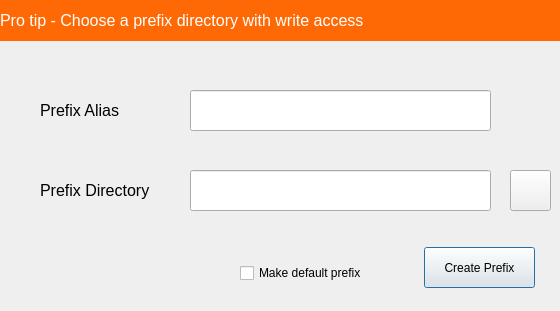
Qt form designer/prefix_config.ui (NinjaComics/pybombs-qtgui) before a commit.
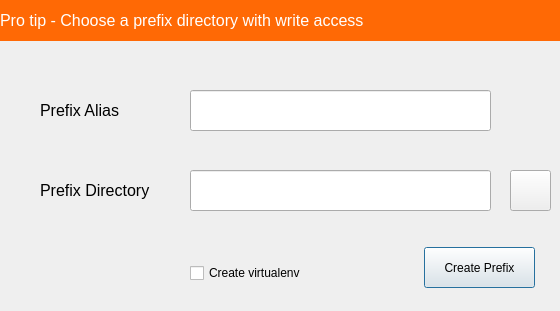
The same form after that commit. Icons and pictures are not drawn.

Commit message: Refine prefix_config dialog

What changed in the file:
```diff
--- a/designer/prefix_config.ui
+++ b/designer/prefix_config.ui
@@ -35,7 +35,7 @@
    <property name="geometry">
     <rect>
      <x>190</x>
-     <y>170</y>
+     <y>90</y>
      <width>301</width>
      <height>41</height>
     </rect>
@@ -45,7 +45,7 @@
    <property name="geometry">
     <rect>
      <x>190</x>
-     <y>90</y>
+     <y>170</y>
      <width>301</width>
      <height>41</height>
     </rect>
@@ -113,19 +113,6 @@
     <string>Create Prefix</string>
    </property>
   </widget>
-  <widget class="QCheckBox" name="checkBox">
-   <property name="geometry">
-    <rect>
-     <x>240</x>
-     <y>260</y>
-     <width>161</width>
-     <height>26</height>
-    </rect>
-   </property>
-   <property name="text">
-    <string>Make default prefix</string>
-   </property>
-  </widget>
   <widget class="QPushButton" name="pushButton_2">
    <property name="geometry">
     <rect>
@@ -158,6 +145,19 @@
     <bool>false</bool>
    </property>
   </widget>
+  <widget class="QCheckBox" name="checkBox">
+   <property name="geometry">
+    <rect>
+     <x>190</x>
+     <y>260</y>
+     <width>141</width>
+     <height>26</height>
+    </rect>
+   </property>
+   <property name="text">
+    <string>Create virtualenv</string>
+   </property>
+  </widget>
  </widget>
  <resources>
   <include location="../myicons.qrc"/>
```
The commit also changes 2 other files.
